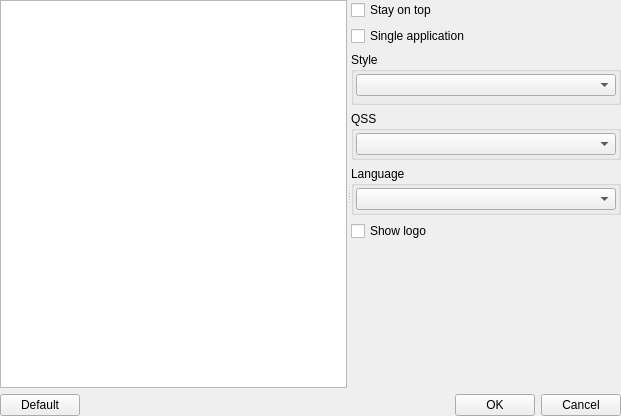
The window that xoptionswidget.ui (horsicq/XOptions) describes before a commit, drawn with Qt 5.
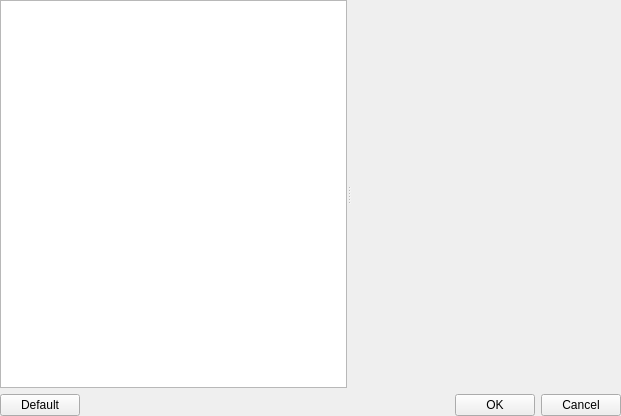
The same window after the commit.

Commit message: feat: add features options page and rename buffer IDs

The edit to the form file:
```diff
--- a/xoptionswidget.ui
+++ b/xoptionswidget.ui
@@ -59,7 +59,7 @@
        </sizepolicy>
       </property>
       <property name="currentIndex">
-       <number>0</number>
+       <number>3</number>
       </property>
       <widget class="QWidget" name="pageView">
        <layout class="QVBoxLayout" name="verticalLayout_2">
@@ -91,8 +91,8 @@
             <rect>
              <x>0</x>
              <y>0</y>
-             <width>258</width>
-             <height>383</height>
+             <width>117</width>
+             <height>232</height>
             </rect>
            </property>
            <layout class="QVBoxLayout" name="verticalLayout_8">
@@ -557,6 +557,69 @@
         </item>
        </layout>
       </widget>
+      <widget class="QWidget" name="pageFeatures">
+       <layout class="QVBoxLayout" name="verticalLayout_3C">
+        <property name="leftMargin">
+         <number>0</number>
+        </property>
+        <property name="topMargin">
+         <number>0</number>
+        </property>
+        <property name="rightMargin">
+         <number>0</number>
+        </property>
+        <property name="bottomMargin">
+         <number>0</number>
+        </property>
+        <item>
+         <widget class="QScrollArea" name="scrollAreaFeatures">
+          <property name="frameShape">
+           <enum>QFrame::NoFrame</enum>
+          </property>
+          <property name="frameShadow">
+           <enum>QFrame::Plain</enum>
+          </property>
+          <property name="widgetResizable">
+           <bool>true</bool>
+          </property>
+          <widget class="QWidget" name="scrollAreaWidgetFeatures">
+           <property name="geometry">
+            <rect>
+             <x>0</x>
+             <y>0</y>
+             <width>266</width>
+             <height>384</height>
+            </rect>
+           </property>
+           <layout class="QVBoxLayout" name="verticalLayout_6h">
+            <property name="leftMargin">
+             <number>0</number>
+            </property>
+            <property name="rightMargin">
+             <number>0</number>
+            </property>
+            <property name="bottomMargin">
+             <number>0</number>
+            </property>
+            <item>
+             <spacer name="verticalSpacer_2j">
+              <property name="orientation">
+               <enum>Qt::Vertical</enum>
+              </property>
+              <property name="sizeHint" stdset="0">
+               <size>
+                <width>20</width>
+                <height>248</height>
+               </size>
+              </property>
+             </spacer>
+            </item>
+           </layout>
+          </widget>
+         </widget>
+        </item>
+       </layout>
+      </widget>
      </widget>
     </widget>
    </item>
```
Left out of the diff: 4 changed lines with no effect on the pictures. The commit also changes 2 other files.
